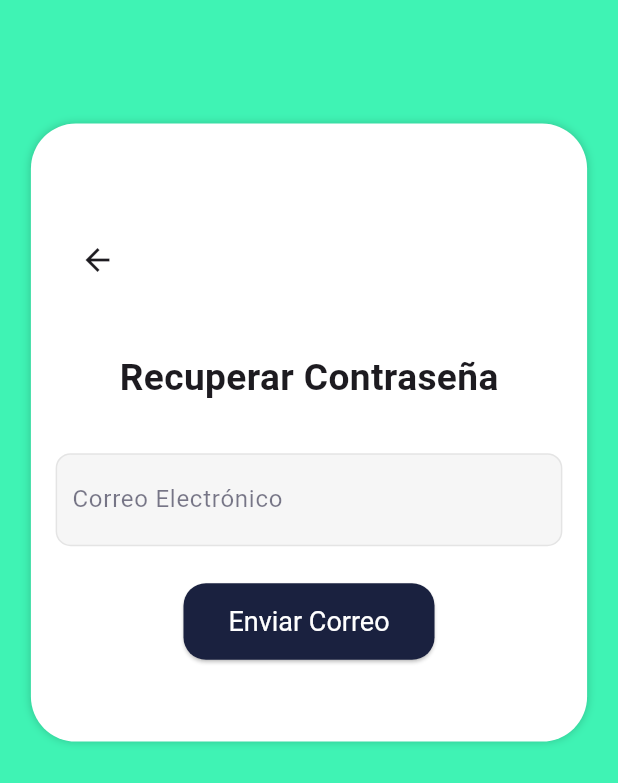
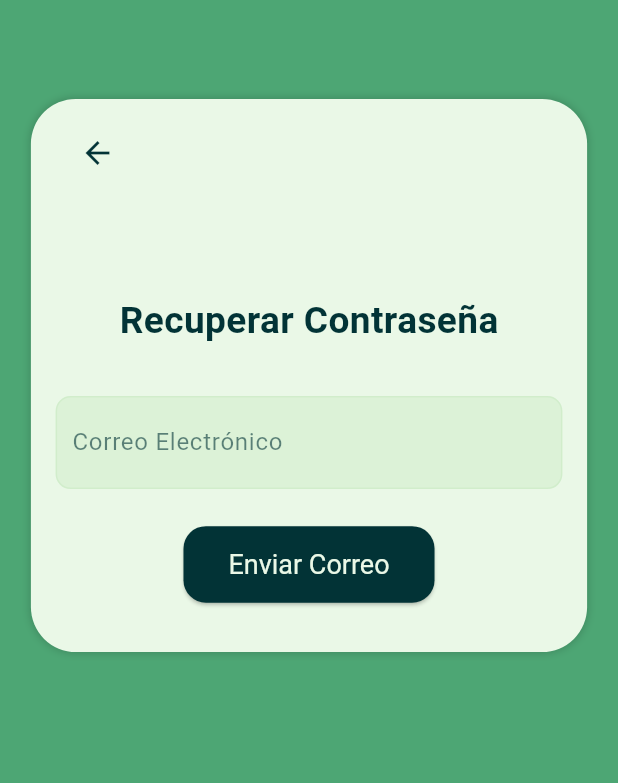
Before and after one commit to lilzandro/app-planes-alimenticios, a Flutter app: the RecuperarContrasena widget shown alone on an empty page, opened directly, on a phone screen of 412 x 824 dp. Shown: the top 783 px of the screen. Run offline on Flutter 3.47's test engine with Material 3 defaults, Android fonts, the phone set to English and light mode, and no system bars; our stand-ins replace carousel_slider, firebase_auth, firebase_core, percent_indicator; accounts and stored records are empty.

Commit message:
Cambio de paleta de colores

```diff
--- a/lib/screens/Login/login_screen.dart
+++ b/lib/screens/Login/login_screen.dart
@@ -66,6 +66,7 @@
         SizedBox(height: DimensionesDePantalla.pantallaSize * 0.01),
         AppBar(
             backgroundColor: const Color(0xFFEAF8E7),
+            surfaceTintColor: Color(0xFFEAF8E7),
             leading: IconButton(
               icon: Icon(Icons.arrow_back),
               onPressed: () {
@@ -153,6 +154,7 @@
         style: TextStyle(color: const Color(0xFF123456)),
         decoration: InputDecoration(
           labelText: 'Contraseña',
+
           labelStyle:
               TextStyle(color: const Color(0xFF023336).withOpacity(0.6)),
           suffixIcon: IconButton(
--- a/lib/screens/Register/register_datos_personales.dart
+++ b/lib/screens/Register/register_datos_personales.dart
@@ -35,8 +35,10 @@
       SizedBox(height: DimensionesDePantalla.pantallaSize * 0.02),
       AppBar(
           backgroundColor: const Color(0xFFEAF8E7),
+          surfaceTintColor: Color(0xFFEAF8E7),
           leading: IconButton(
             icon: Icon(Icons.arrow_back),
+            color: Color(0xFF023336),
             onPressed: () {
               Navigator.pushReplacementNamed(
                   context, '/start'); // Navega hacia atrás
--- a/lib/utils/olvidar_contraseña.dart
+++ b/lib/utils/olvidar_contraseña.dart
@@ -22,7 +22,7 @@
   Widget build(BuildContext context) {
     return ResponsiveContainer(
       buildBlocks: (context) => _construirBloques(context),
-      backgroundColor: const Color.fromARGB(255, 63, 243, 180),
+      backgroundColor: Color(0xFF4DA674),
     );
   }
 
@@ -30,11 +30,11 @@
     final screenSize = MediaQuery.of(context).size;
 
     return [
-      SizedBox(height: DimensionesDePantalla.pantallaSize * 0.1),
+      SizedBox(height: DimensionesDePantalla.pantallaSize * 0.08),
       Center(
         child: Container(
           decoration: BoxDecoration(
-            color: Colors.white,
+            color: Color(0xFFEAF8E7),
             boxShadow: const [
               BoxShadow(
                 color: Color.fromARGB(45, 0, 0, 0),
@@ -44,14 +44,13 @@
             ],
             borderRadius: const BorderRadius.all(Radius.circular(30.0)),
           ),
-          height: screenSize.height * 0.5,
           width: screenSize.width * 0.9,
-          padding: EdgeInsets.symmetric(
-              horizontal: DimensionesDePantalla.pantallaSize * 0.02),
+          padding: EdgeInsets.only(
+              left: DimensionesDePantalla.pantallaSize * 0.02,
+              right: DimensionesDePantalla.pantallaSize * 0.02),
           child: _construirFormularioRecuperarContrasena(),
         ),
       ),
-      SizedBox(height: DimensionesDePantalla.pantallaSize * 0.03),
     ];
   }
 
@@ -61,19 +60,21 @@
       children: [
         SizedBox(height: DimensionesDePantalla.pantallaSize * 0.01),
         AppBar(
-            backgroundColor: const Color.fromARGB(0, 255, 255, 255),
+            backgroundColor: const Color(0xFFEAF8E7),
             leading: IconButton(
               icon: const Icon(Icons.arrow_back),
+              color: Color(0xFF023336),
               onPressed: () {
                 Navigator.pushReplacementNamed(context, '/login'); // Volver
               },
             )),
-        SizedBox(height: DimensionesDePantalla.pantallaSize * 0.04),
+        SizedBox(height: DimensionesDePantalla.pantallaSize * 0.08),
         Text(
           "Recuperar Contraseña",
           style: TextStyle(
             fontSize: MediaQuery.of(context).size.width * 0.06,
             fontWeight: FontWeight.bold,
+            color: Color(0xFF023336),
           ),
         ),
         SizedBox(height: DimensionesDePantalla.pantallaSize * 0.04),
@@ -88,6 +89,7 @@
             ],
           ),
         ),
+        SizedBox(height: DimensionesDePantalla.pantallaSize * 0.04),
       ],
     );
   }
@@ -95,17 +97,18 @@
   Widget _construirCampoEmail() {
     return Container(
       decoration: BoxDecoration(
-        color: const Color.fromARGB(134, 238, 238, 238),
+        color: const Color(0xFFC1E6BA).withOpacity(0.35),
         borderRadius: BorderRadius.circular(10.0),
-        border: Border.all(color: const Color.fromARGB(255, 228, 228, 228)),
+        border: Border.all(color: const Color(0xFFC1E6BA).withOpacity(0.4)),
       ),
       child: TextFormField(
         keyboardType: TextInputType.emailAddress,
-        cursorColor: const Color.fromARGB(255, 33, 31, 59),
+        cursorColor: Color(0xFF023336),
+        style: TextStyle(color: const Color(0xFF123456)),
         decoration: InputDecoration(
           labelText: 'Correo Electrónico',
-          labelStyle: TextStyle(
-              color: const Color.fromARGB(255, 33, 31, 59).withOpacity(0.6)),
+          labelStyle:
+              TextStyle(color: const Color(0xFF023336).withOpacity(0.6)),
           border: InputBorder.none,
           contentPadding: const EdgeInsets.symmetric(
               vertical: 10.0, horizontal: 10.0), // Espaciado interno
@@ -128,8 +131,8 @@
   Widget _construirBotonEnviar() {
     return ElevatedButton(
       style: ElevatedButton.styleFrom(
-        backgroundColor: const Color.fromARGB(255, 26, 33, 63),
-        foregroundColor: Colors.white,
+        backgroundColor: Color(0xFF023336),
+        foregroundColor: Color(0xFFEAF8E7),
         padding: const EdgeInsets.symmetric(vertical: 15.0, horizontal: 30.0),
         shape:
             RoundedRectangleBorder(borderRadius: BorderRadius.circular(15.0)),
@@ -144,7 +147,9 @@
             },
       child: isLoading
           ? const CircularProgressIndicator(
-              valueColor: AlwaysStoppedAnimation<Color>(Colors.white),
+              valueColor: AlwaysStoppedAnimation<Color>(
+                Color(0xFFEAF8E7),
+              ),
             )
           : const Text('Enviar Correo'),
     );
```
Also changed, not shown: lib/screens/Register/register_datos_medicos.dart (+16 -10 lines), lib/screens/Register/register_user.dart (+13 -9 lines).
